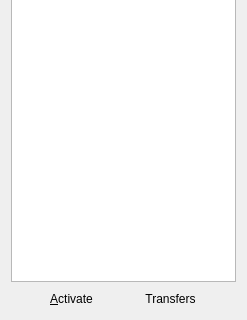
Qt form ui/peerdialog.ui (shaan7/Kapotah) before a commit; both pictures show x 0 to 247 and y 153 to 473 of the 247 by 473 pixel window.
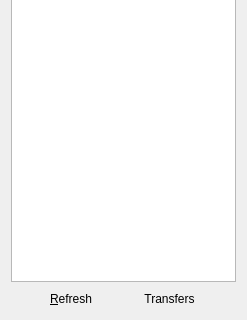
The same form after that commit.

Patch:
```diff
--- a/ui/peerdialog.ui
+++ b/ui/peerdialog.ui
@@ -28,7 +28,7 @@
      <item>
       <widget class="QToolButton" name="activateButton">
        <property name="text">
-        <string>&amp;Activate</string>
+        <string>&amp;Refresh</string>
        </property>
        <property name="autoRaise">
         <bool>true</bool>
```
Left out of the diff: 2 changed lines with no effect on the pictures.
